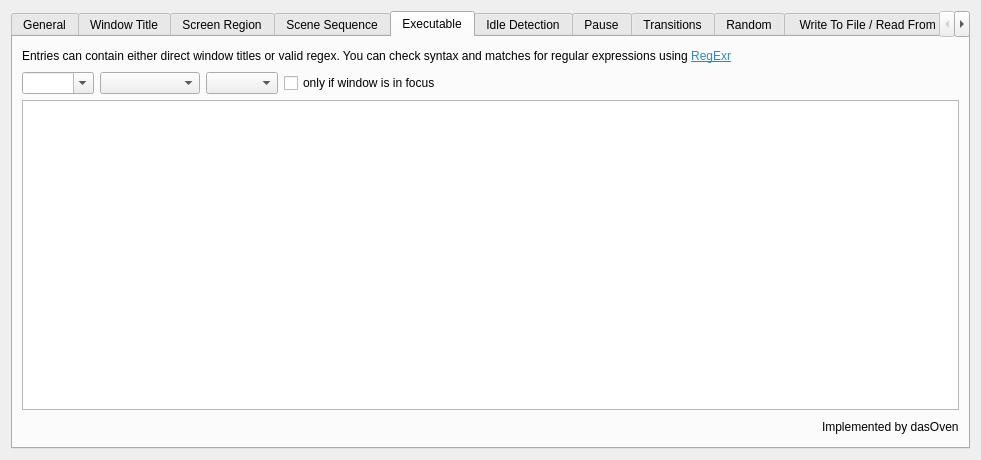
Qt form forms/advanced-scene-switcher.ui (WarmUpTill/SceneSwitcher) before a commit.
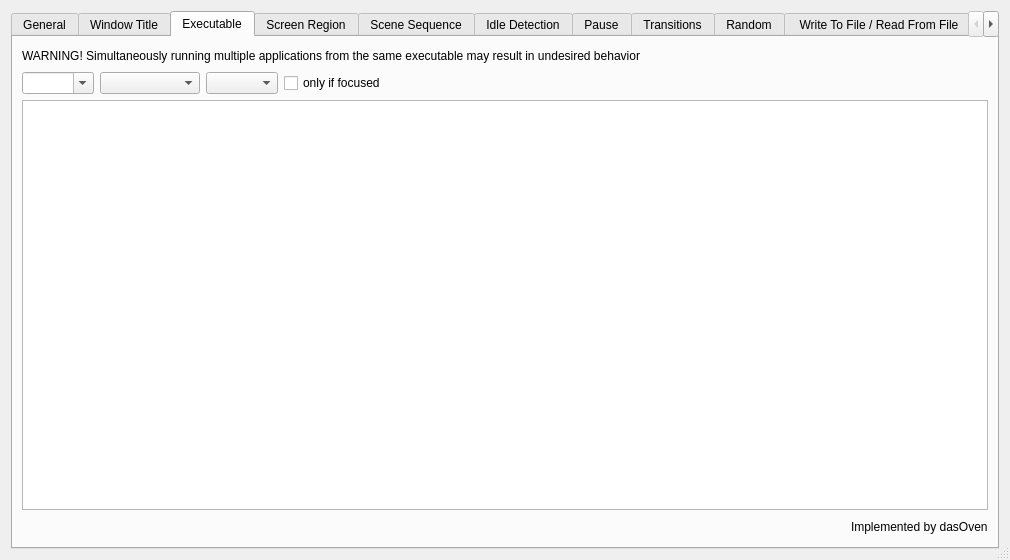
The same form after that commit. The open tabs and pages were chosen to show the change. Icons and pictures are not drawn.

Commit message: Update UI for focus addition, add/change warnings, and move exe tab

Patch:
```diff
--- a/forms/advanced-scene-switcher.ui
+++ b/forms/advanced-scene-switcher.ui
@@ -6,14 +6,20 @@
    <rect>
     <x>0</x>
     <y>0</y>
-    <width>981</width>
-    <height>457</height>
+    <width>1010</width>
+    <height>560</height>
    </rect>
   </property>
   <property name="windowTitle">
    <string>Advanced Scene Switcher</string>
   </property>
+  <property name="sizeGripEnabled">
+   <bool>true</bool>
+  </property>
   <layout class="QVBoxLayout" name="verticalLayout">
+   <property name="sizeConstraint">
+    <enum>QLayout::SetNoConstraint</enum>
+   </property>
    <item>
     <widget class="QTabWidget" name="tabWidget">
      <property name="currentIndex">
@@ -653,6 +659,165 @@
        </item>
       </layout>
      </widget>
+     <widget class="QWidget" name="executableTab">
+      <property name="cursor">
+       <cursorShape>ArrowCursor</cursorShape>
+      </property>
+      <attribute name="title">
+       <string>Executable</string>
+      </attribute>
+      <layout class="QVBoxLayout" name="verticalLayout_11">
+       <item>
+        <layout class="QHBoxLayout" name="horizontalLayout_24">
+         <item>
+          <widget class="QLabel" name="label_24">
+           <property name="toolTip">
+            <string/>
+           </property>
+           <property name="text">
+            <string>&lt;html&gt;&lt;head/&gt;&lt;body&gt;&lt;p&gt;WARNING! Simultaneously running multiple applications from the same executable may result in undesired behavior&lt;/p&gt;&lt;/body&gt;&lt;/html&gt;</string>
+           </property>
+           <property name="textFormat">
+            <enum>Qt::AutoText</enum>
+           </property>
+           <property name="openExternalLinks">
+            <bool>false</bool>
+           </property>
+          </widget>
+         </item>
+         <item>
+          <spacer name="horizontalSpacer_22">
+           <property name="orientation">
+            <enum>Qt::Horizontal</enum>
+           </property>
+           <property name="sizeHint" stdset="0">
+            <size>
+             <width>40</width>
+             <height>20</height>
+            </size>
+           </property>
+          </spacer>
+         </item>
+        </layout>
+       </item>
+       <item>
+        <layout class="QHBoxLayout" name="horizontalLayout_23">
+         <item>
+          <widget class="QComboBox" name="executable">
+           <property name="editable">
+            <bool>true</bool>
+           </property>
+           <property name="maxVisibleItems">
+            <number>20</number>
+           </property>
+          </widget>
+         </item>
+         <item>
+          <widget class="QComboBox" name="executableScenes">
+           <property name="minimumSize">
+            <size>
+             <width>100</width>
+             <height>0</height>
+            </size>
+           </property>
+          </widget>
+         </item>
+         <item>
+          <widget class="QComboBox" name="executableTransitions"/>
+         </item>
+         <item>
+          <widget class="QCheckBox" name="requiresFocusCheckBox">
+           <property name="text">
+            <string>only if focused</string>
+           </property>
+           <property name="autoRepeatInterval">
+            <number>100</number>
+           </property>
+          </widget>
+         </item>
+         <item>
+          <spacer name="horizontalSpacer_21">
+           <property name="orientation">
+            <enum>Qt::Horizontal</enum>
+           </property>
+           <property name="sizeHint" stdset="0">
+            <size>
+             <width>40</width>
+             <height>20</height>
+            </size>
+           </property>
+          </spacer>
+         </item>
+        </layout>
+       </item>
+       <item>
+        <widget class="QListWidget" name="executables">
+         <property name="enabled">
+          <bool>true</bool>
+         </property>
+         <property name="sortingEnabled">
+          <bool>false</bool>
+         </property>
+        </widget>
+       </item>
+       <item>
+        <layout class="QHBoxLayout" name="horizontalLayout_22">
+         <item>
+          <widget class="QPushButton" name="executableAdd">
+           <property name="maximumSize">
+            <size>
+             <width>22</width>
+             <height>22</height>
+            </size>
+           </property>
+           <property name="flat">
+            <bool>true</bool>
+           </property>
+           <property name="themeID" stdset="0">
+            <string notr="true">addIconSmall</string>
+           </property>
+          </widget>
+         </item>
+         <item>
+          <widget class="QPushButton" name="executableRemove">
+           <property name="maximumSize">
+            <size>
+             <width>22</width>
+             <height>22</height>
+            </size>
+           </property>
+           <property name="flat">
+            <bool>true</bool>
+           </property>
+           <property name="themeID" stdset="0">
+            <string notr="true">removeIconSmall</string>
+           </property>
+          </widget>
+         </item>
+         <item>
+          <spacer name="horizontalSpacer_20">
+           <property name="orientation">
+            <enum>Qt::Horizontal</enum>
+           </property>
+           <property name="sizeHint" stdset="0">
+            <size>
+             <width>40</width>
+             <height>20</height>
+            </size>
+           </property>
+          </spacer>
+         </item>
+         <item>
+          <widget class="QLabel" name="label_25">
+           <property name="text">
+            <string>Implemented by dasOven</string>
+           </property>
+          </widget>
+         </item>
+        </layout>
+       </item>
+      </layout>
+     </widget>
      <widget class="QWidget" name="screenRegionTab">
       <attribute name="title">
        <string>Screen Region</string>
@@ -1125,165 +1290,6 @@
        </item>
       </layout>
      </widget>
-     <widget class="QWidget" name="executableTab">
-      <property name="cursor">
-       <cursorShape>ArrowCursor</cursorShape>
-      </property>
-      <attribute name="title">
-       <string>Executable</string>
-      </attribute>
-      <layout class="QVBoxLayout" name="verticalLayout_11">
-       <item>
-        <layout class="QHBoxLayout" name="horizontalLayout_24">
-         <item>
-          <widget class="QLabel" name="label_24">
-           <property name="toolTip">
-            <string>https://regexr.com</string>
-           </property>
-           <property name="text">
-            <string>&lt;html&gt;&lt;head/&gt;&lt;body&gt;&lt;p&gt;Entries can contain either direct window titles or valid regex. You can check syntax and matches for regular expressions using &lt;a href=&quot;https://regexr.com&quot;&gt;&lt;span style=&quot; text-decoration: underline; color:#268bd2;&quot;&gt;RegExr&lt;/span&gt;&lt;/a&gt;&lt;/p&gt;&lt;/body&gt;&lt;/html&gt;</string>
-           </property>
-           <property name="textFormat">
-            <enum>Qt::AutoText</enum>
-           </property>
-           <property name="openExternalLinks">
-            <bool>true</bool>
-           </property>
-          </widget>
-         </item>
-         <item>
-          <spacer name="horizontalSpacer_22">
-           <property name="orientation">
-            <enum>Qt::Horizontal</enum>
-           </property>
-           <property name="sizeHint" stdset="0">
-            <size>
-             <width>40</width>
-             <height>20</height>
-            </size>
-           </property>
-          </spacer>
-         </item>
-        </layout>
-       </item>
-       <item>
-        <layout class="QHBoxLayout" name="horizontalLayout_23">
-         <item>
-          <widget class="QComboBox" name="executable">
-           <property name="editable">
-            <bool>true</bool>
-           </property>
-           <property name="maxVisibleItems">
-            <number>20</number>
-           </property>
-          </widget>
-         </item>
-         <item>
-          <widget class="QComboBox" name="executableScenes">
-           <property name="minimumSize">
-            <size>
-             <width>100</width>
-             <height>0</height>
-            </size>
-           </property>
-          </widget>
-         </item>
-         <item>
-          <widget class="QComboBox" name="executableTransitions"/>
-         </item>
-         <item>
-          <widget class="QCheckBox" name="requiresFocusCheckBox">
-           <property name="text">
-            <string>only if window is in focus</string>
-           </property>
-           <property name="autoRepeatInterval">
-            <number>100</number>
-           </property>
-          </widget>
-         </item>
-         <item>
-          <spacer name="horizontalSpacer_21">
-           <property name="orientation">
-            <enum>Qt::Horizontal</enum>
-           </property>
-           <property name="sizeHint" stdset="0">
-            <size>
-             <width>40</width>
-             <height>20</height>
-            </size>
-           </property>
-          </spacer>
-         </item>
-        </layout>
-       </item>
-       <item>
-        <widget class="QListWidget" name="executables">
-         <property name="enabled">
-          <bool>true</bool>
-         </property>
-         <property name="sortingEnabled">
-          <bool>false</bool>
-         </property>
-        </widget>
-       </item>
-       <item>
-        <layout class="QHBoxLayout" name="horizontalLayout_22">
-         <item>
-          <widget class="QPushButton" name="executableAdd">
-           <property name="maximumSize">
-            <size>
-             <width>22</width>
-             <height>22</height>
-            </size>
-           </property>
-           <property name="flat">
-            <bool>true</bool>
-           </property>
-           <property name="themeID" stdset="0">
-            <string notr="true">addIconSmall</string>
-           </property>
-          </widget>
-         </item>
-         <item>
-          <widget class="QPushButton" name="executableRemove">
-           <property name="maximumSize">
-            <size>
-             <width>22</width>
-             <height>22</height>
-            </size>
-           </property>
-           <property name="flat">
-            <bool>true</bool>
-           </property>
-           <property name="themeID" stdset="0">
-            <string notr="true">removeIconSmall</string>
-           </property>
-          </widget>
-         </item>
-         <item>
-          <spacer name="horizontalSpacer_20">
-           <property name="orientation">
-            <enum>Qt::Horizontal</enum>
-           </property>
-           <property name="sizeHint" stdset="0">
-            <size>
-             <width>40</width>
-             <height>20</height>
-            </size>
-           </property>
-          </spacer>
-         </item>
-         <item>
-          <widget class="QLabel" name="label_25">
-           <property name="text">
-            <string>Implemented by dasOven</string>
-           </property>
-          </widget>
-         </item>
-        </layout>
-       </item>
-      </layout>
-     </widget>
      <widget class="QWidget" name="IdleTab">
       <attribute name="title">
        <string>Idle Detection</string>
```
Left out of the diff: 24 changed lines with no effect on the pictures.
